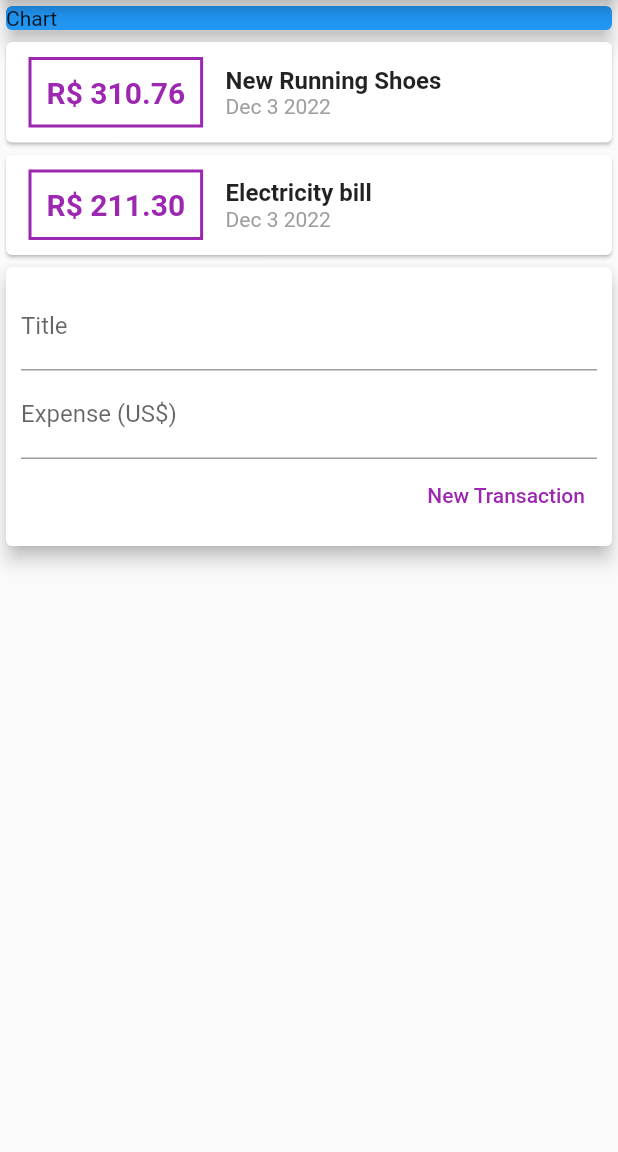
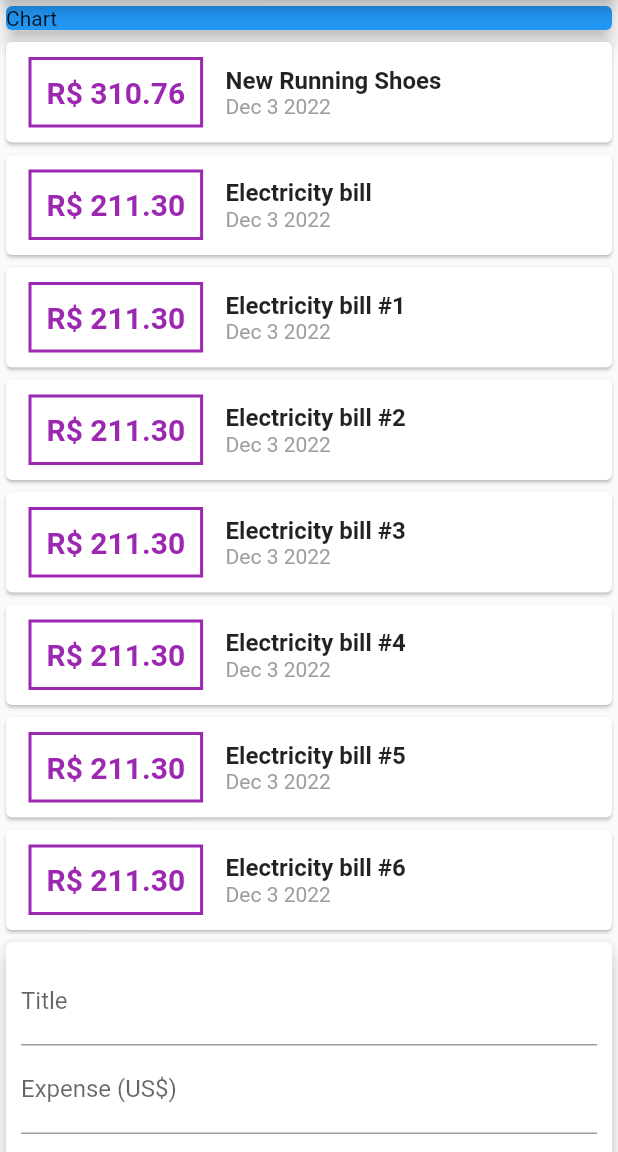
Before and after one commit to santclear/expenses, a Flutter app: the screen it shows after launch, on a phone screen of 412 x 824 dp, the part 84-1236 px from its top. Run offline on Flutter 3.47's test engine with Material 2 defaults, Android fonts, the phone set to English and light mode, and no system bars.

Commit message:
18 - Solved the overflow keyboard bug.

```diff
--- a/lib/components/transaction_user.dart
+++ b/lib/components/transaction_user.dart
@@ -27,6 +27,36 @@ class _TransactionUserState extends State<TransactionUser> {
         title: 'Electricity bill',
         value: 211.30,
         date: DateTime.now()),
+    Transaction(
+        id: 't2',
+        title: 'Electricity bill #1',
+        value: 211.30,
+        date: DateTime.now()),
+    Transaction(
+        id: 't2',
+        title: 'Electricity bill #2',
+        value: 211.30,
+        date: DateTime.now()),
+    Transaction(
+        id: 't2',
+        title: 'Electricity bill #3',
+        value: 211.30,
+        date: DateTime.now()),
+    Transaction(
+        id: 't2',
+        title: 'Electricity bill #4',
+        value: 211.30,
+        date: DateTime.now()),
+    Transaction(
+        id: 't2',
+        title: 'Electricity bill #5',
+        value: 211.30,
+        date: DateTime.now()),
+    Transaction(
+        id: 't2',
+        title: 'Electricity bill #6',
+        value: 211.30,
+        date: DateTime.now()),
   ];
 
   _addTransaction(String title, double value) {
--- a/lib/main.dart
+++ b/lib/main.dart
@@ -22,7 +22,8 @@ class MyHomePage extends StatelessWidget {
         appBar: AppBar(
           title: const Text('Expenses'),
         ),
-        body: Column(
+        body: SingleChildScrollView(
+          child: Column(
             crossAxisAlignment: CrossAxisAlignment.stretch,
             children: const <Widget>[
               SizedBox(
@@ -34,6 +35,7 @@ class MyHomePage extends StatelessWidget {
               ),
               TransactionUser(),
             ],
+          ),
         ));
   }
 }
```
Lines whose indentation alone changed are shown as unchanged.
